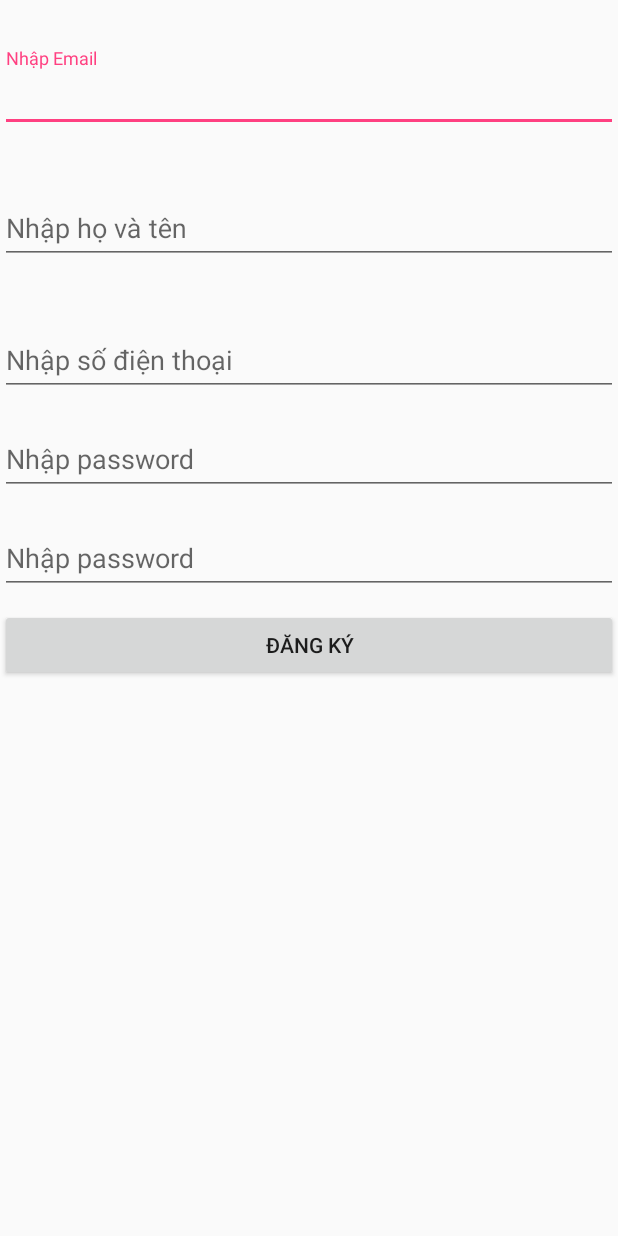
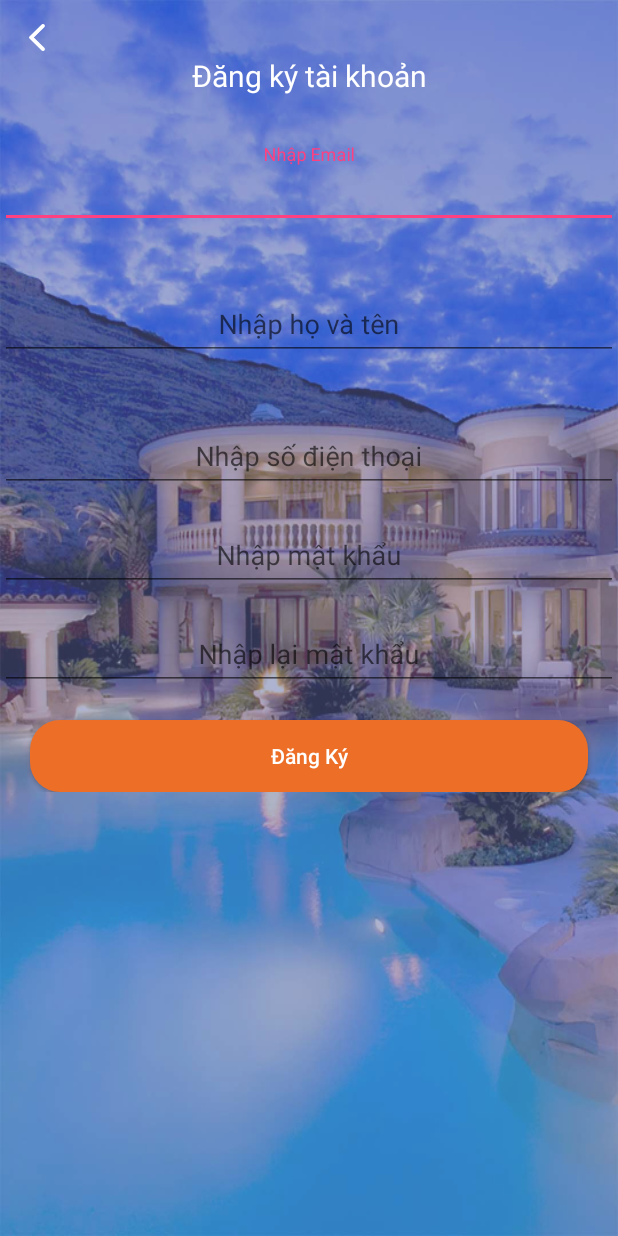
Before and after one commit to tuancuongth88/app-nghetuvan, an Android app: the RegisterActivity screen opened directly, with no data from a screen before it, on a phone screen of 412 x 824 dp. Run offline under Robolectric (Android 15) with nearby library versions, the phone set to English and light mode, and no system bars; our stand-ins replace data binding; libraries missing offline, so code that uses them is left out: com.afollestad.materialdialogs; 1 statement that could not run was skipped.

Commit message:
Update UI Register

```diff
--- a/app/src/main/res/layout/activity_header_base.xml
+++ b/app/src/main/res/layout/activity_header_base.xml
@@ -36,15 +36,16 @@
             <TextView
                 android:id="@+id/tvTitle"
                 style="@style/wrapContent"
-                android:layout_width="0dp"
-                android:layout_marginLeft="16dp"
+                android:layout_marginRight="50dp"
                 android:ellipsize="end"
                 android:fontFamily="sans-serif"
                 android:maxLines="1"
+                android:text="Title"
                 android:textColor="@color/colorWhite"
                 android:textSize="20sp"
                 android:textStyle="normal"
                 app:layout_constraintBottom_toBottomOf="@+id/rippleBack"
+                app:layout_constraintEnd_toEndOf="parent"
                 app:layout_constraintStart_toEndOf="@+id/rippleBack"
                 app:layout_constraintTop_toTopOf="@+id/rippleBack" />
 
--- a/app/src/main/res/layout/activity_regester.xml
+++ b/app/src/main/res/layout/activity_regester.xml
@@ -3,9 +3,57 @@
     xmlns:app="http://schemas.android.com/apk/res-auto"
     xmlns:tools="http://schemas.android.com/tools">
 
+
+    <android.support.constraint.ConstraintLayout
+        style="@style/matchParent"
+        android:background="@drawable/ic_background_auth">
+
+        <View
+            style="@style/matchParent"
+            android:alpha="0.5"
+            android:background="#6069a5" />
+
+        <ScrollView
+            android:layout_width="match_parent"
+            android:layout_height="match_parent">
+
             <android.support.constraint.ConstraintLayout
                 style="@style/matchParent"
                 tools:context="haiphat.com.bds.nghetuvan.view.auth.RegisterActivity">
+
+                <haiphat.com.bds.nghetuvan.utils.RippleView
+                    android:id="@+id/rippleBack"
+                    android:layout_width="50dp"
+                    android:layout_height="50dp"
+                    app:layout_constraintStart_toStartOf="parent"
+                    app:layout_constraintTop_toTopOf="parent">
+
+                    <ImageView
+                        android:id="@+id/imgBack"
+                        android:layout_width="wrap_content"
+                        android:layout_height="wrap_content"
+                        android:src="@drawable/ic_back"
+                        app:layout_constraintBottom_toBottomOf="parent"
+                        app:layout_constraintEnd_toEndOf="parent"
+                        app:layout_constraintStart_toStartOf="parent"
+                        app:layout_constraintTop_toTopOf="parent" />
+                </haiphat.com.bds.nghetuvan.utils.RippleView>
+
+                <TextView
+                    android:id="@+id/tvTitle"
+                    style="@style/wrapContent"
+                    android:layout_marginRight="50dp"
+                    android:ellipsize="end"
+                    android:fontFamily="sans-serif"
+                    android:maxLines="1"
+                    android:text="Đăng ký tài khoản"
+                    android:textColor="@color/colorWhite"
+                    android:textSize="20sp"
+                    android:textStyle="normal"
+                    app:layout_constraintBottom_toBottomOf="@+id/rippleBack"
+                    app:layout_constraintEnd_toEndOf="parent"
+                    app:layout_constraintStart_toEndOf="@+id/rippleBack"
+                    app:layout_constraintTop_toBottomOf="@+id/rippleBack" />
 
                 <android.support.design.widget.TextInputLayout
                     android:id="@+id/tilEmail"
@@ -13,11 +61,12 @@
                     android:layout_marginTop="32dp"
                     app:layout_constraintEnd_toEndOf="parent"
                     app:layout_constraintStart_toStartOf="parent"
-            app:layout_constraintTop_toTopOf="parent">
+                    app:layout_constraintTop_toBottomOf="@id/tvTitle">
 
                     <android.support.design.widget.TextInputEditText
                         android:id="@+id/tetEmail"
                         style="@style/matchWrap"
+                        android:gravity="center"
                         android:hint="Nhập Email" />
                 </android.support.design.widget.TextInputLayout>
 
@@ -32,6 +81,7 @@
                     <android.support.design.widget.TextInputEditText
                         android:id="@+id/tetName"
                         style="@style/matchWrap"
+                        android:gravity="center"
                         android:hint="Nhập họ và tên" />
                 </android.support.design.widget.TextInputLayout>
 
@@ -46,6 +96,7 @@
                     <android.support.design.widget.TextInputEditText
                         android:id="@+id/tetPhone"
                         style="@style/matchWrap"
+                        android:gravity="center"
                         android:hint="Nhập số điện thoại" />
                 </android.support.design.widget.TextInputLayout>
 
@@ -60,7 +111,8 @@
                     <android.support.design.widget.TextInputEditText
                         android:id="@+id/tetPassword"
                         style="@style/matchWrap"
-                android:hint="Nhập password"
+                        android:gravity="center"
+                        android:hint="Nhập mật khẩu"
                         android:inputType="textPassword" />
                 </android.support.design.widget.TextInputLayout>
 
@@ -75,18 +127,27 @@
                     <android.support.design.widget.TextInputEditText
                         android:id="@+id/tetConfirmPassword"
                         style="@style/matchWrap"
-                android:hint="Nhập password"
+                        android:gravity="center"
+                        android:hint="Nhập lại mật khẩu"
                         android:inputType="textPassword" />
                 </android.support.design.widget.TextInputLayout>
 
                 <Button
                     android:id="@+id/btnRegister"
                     style="@style/withWrap"
+                    android:layout_margin="20dp"
                     android:layout_marginTop="10dp"
+                    android:background="@drawable/bg_view_btn_login_email"
                     android:text="Đăng Ký"
+                    android:textAllCaps="false"
+                    android:textColor="@color/colorWhite"
                     app:layout_constraintEnd_toEndOf="@+id/tilEmail"
                     app:layout_constraintStart_toStartOf="@+id/tilEmail"
                     app:layout_constraintTop_toBottomOf="@+id/tilConfirmPassword" />
 
             </android.support.constraint.ConstraintLayout>
+        </ScrollView>
+    </android.support.constraint.ConstraintLayout>
+
+
 </layout>
--- a/app/src/main/res/layout/activity_splash.xml
+++ b/app/src/main/res/layout/activity_splash.xml
@@ -6,7 +6,6 @@
     <android.support.constraint.ConstraintLayout
         style="@style/matchParent"
         android:background="@drawable/ic_background_auth">
-
 
         <View
             style="@style/matchParent"
```
Lines whose indentation alone changed are shown as unchanged.
